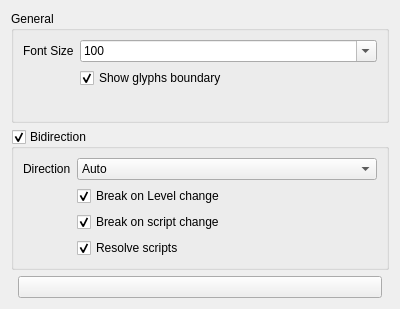
This is UI-Qt/QXShapingOptionsWidget.ui in frinkr/FontViewer as Qt 5 draws it before an edit. The edited form follows.
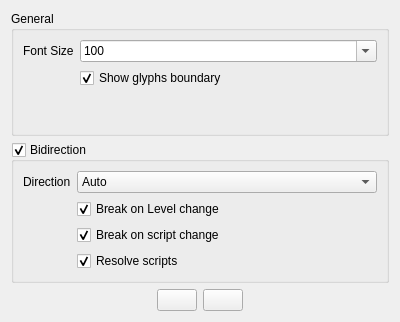
This is the edited form. Icons and pictures are not drawn.

Commit message: Copy Hex notation

Patch:
```diff
--- a/UI-Qt/QXShapingOptionsWidget.ui
+++ b/UI-Qt/QXShapingOptionsWidget.ui
@@ -7,7 +7,7 @@
     <x>0</x>
     <y>0</y>
     <width>400</width>
-    <height>309</height>
+    <height>322</height>
    </rect>
   </property>
   <property name="minimumSize">
@@ -238,6 +238,12 @@
        <property name="orientation">
         <enum>Qt::Horizontal</enum>
        </property>
+       <property name="sizeHint" stdset="0">
+        <size>
+         <width>0</width>
+         <height>0</height>
+        </size>
+       </property>
       </spacer>
      </item>
      <item>
@@ -260,11 +266,37 @@
        </property>
       </widget>
      </item>
+     <item>
+      <widget class="QPushButton" name="copyHexButton">
+       <property name="toolTip">
+        <string>Copy Hex (Unicode Notation)</string>
+       </property>
+       <property name="text">
+        <string/>
+       </property>
+       <property name="icon">
+        <iconset resource="QXApplication.qrc">
+         <normaloff>:/images/hex.png</normaloff>:/images/hex.png</iconset>
+       </property>
+       <property name="iconSize">
+        <size>
+         <width>30</width>
+         <height>30</height>
+        </size>
+       </property>
+      </widget>
+     </item>
      <item>
       <spacer name="horizontalSpacer">
        <property name="orientation">
         <enum>Qt::Horizontal</enum>
        </property>
+       <property name="sizeHint" stdset="0">
+        <size>
+         <width>0</width>
+         <height>0</height>
+        </size>
+       </property>
       </spacer>
      </item>
     </layout>
```
The commit also changes 7 other files.
